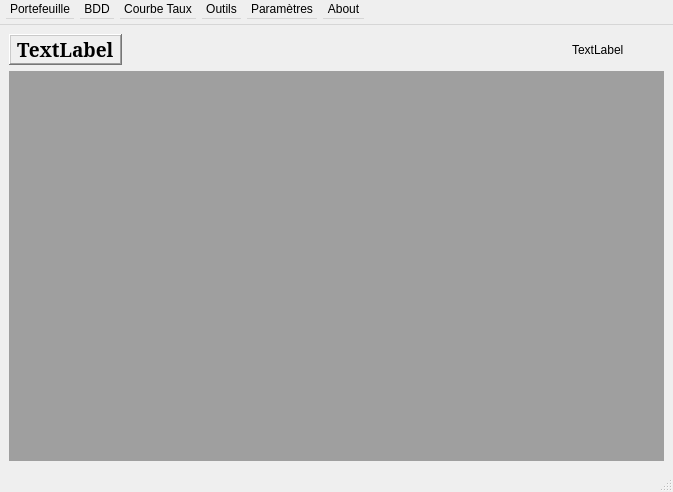
This is DPricer/presentation/Designer-Files/MDI.ui in Mero89/Pricing-Application as Qt 5 draws it before an edit. The edited form follows.
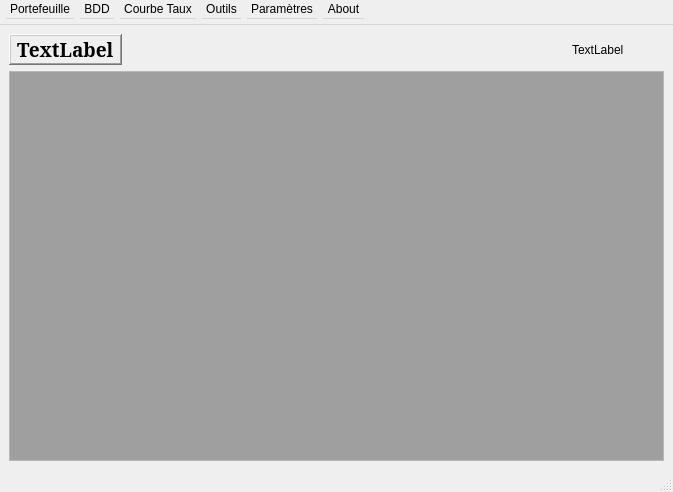
This is the edited form.

The edit to the form file:
```diff
--- a/DPricer/presentation/Designer-Files/MDI.ui
+++ b/DPricer/presentation/Designer-Files/MDI.ui
@@ -93,6 +93,12 @@
         <height>16777215</height>
        </size>
       </property>
+      <property name="frameShape">
+       <enum>QFrame::StyledPanel</enum>
+      </property>
+      <property name="frameShadow">
+       <enum>QFrame::Sunken</enum>
+      </property>
       <property name="viewMode">
        <enum>QMdiArea::TabbedView</enum>
       </property>
```
Left out of the diff: 30 changed lines with no effect on the pictures.
